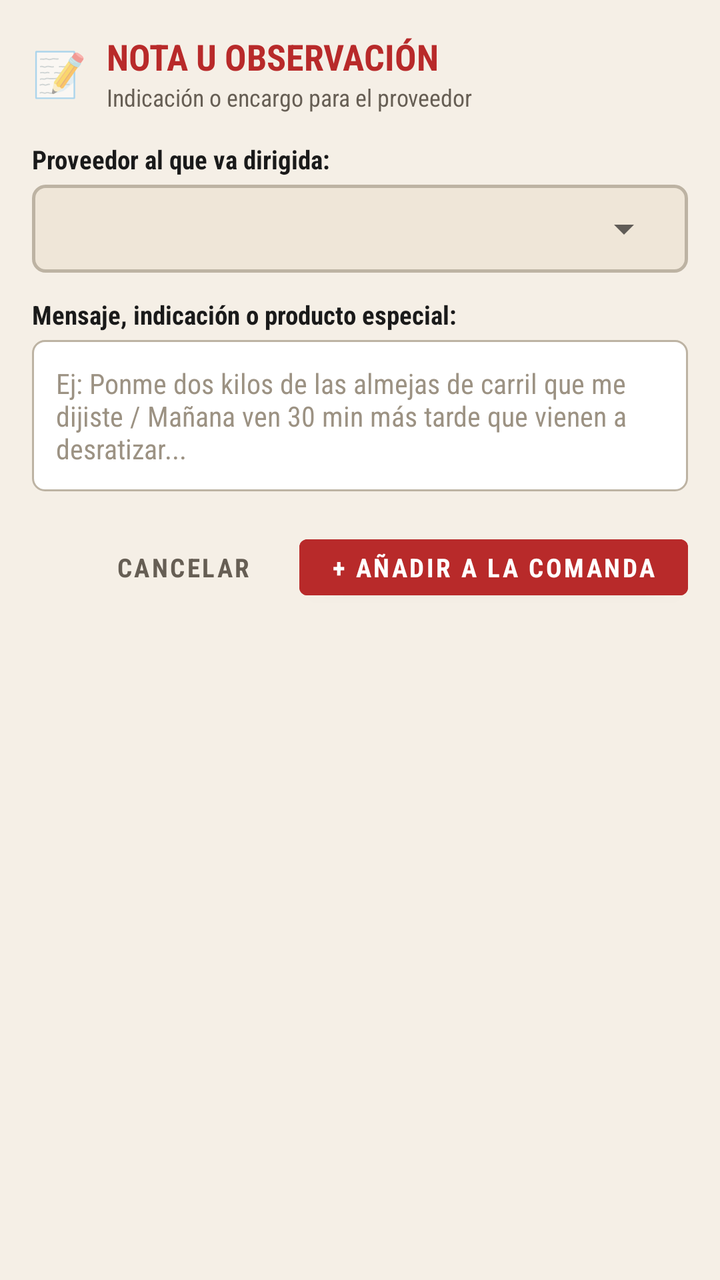
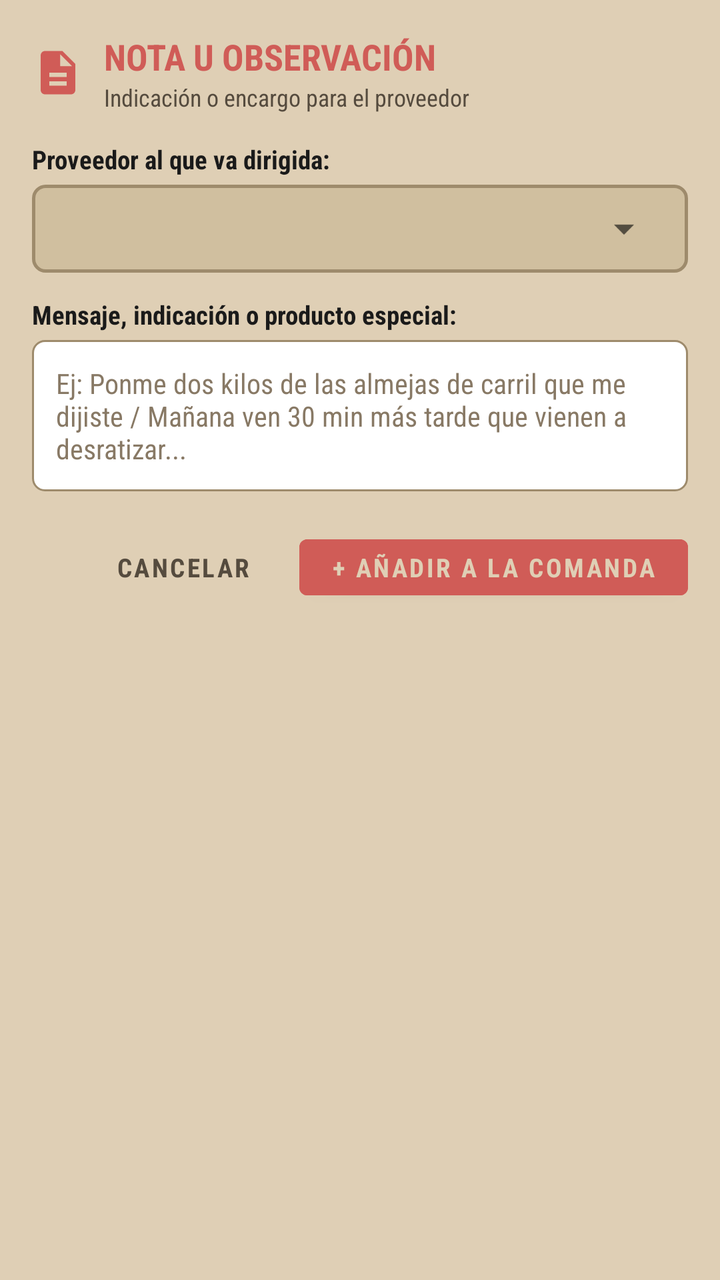

Before-and-after screenshots of an Android layout around one commit, followed by the original layout XML and the change that was made.
<!-- AndroidManifest.xml: application theme Theme.FBSmartOrder -->
<!-- res/layout/dialog_add_off_catalog.xml -->
<?xml version="1.0" encoding="utf-8"?>
<LinearLayout xmlns:android="http://schemas.android.com/apk/res/android"
    android:layout_width="match_parent"
    android:layout_height="wrap_content"
    android:background="@color/bg_paper"
    android:orientation="vertical"
    android:padding="16dp">

    
    <LinearLayout
        android:layout_width="match_parent"
        android:layout_height="wrap_content"
        android:gravity="center_vertical"
        android:orientation="horizontal">

        <TextView
            android:layout_width="wrap_content"
            android:layout_height="wrap_content"
            android:text="📝"
            android:textSize="22sp" />

        <LinearLayout
            android:layout_width="0dp"
            android:layout_height="wrap_content"
            android:layout_marginStart="10dp"
            android:layout_weight="1"
            android:orientation="vertical">

            <TextView
                android:layout_width="wrap_content"
                android:layout_height="wrap_content"
                android:fontFamily="sans-serif-condensed"
                android:text="NOTA U OBSERVACIÓN"
                android:textColor="@color/stamp_red"
                android:textSize="18sp"
                android:textStyle="bold" />

            <TextView
                android:layout_width="wrap_content"
                android:layout_height="wrap_content"
                android:fontFamily="sans-serif-condensed"
                android:text="Indicación o encargo para el proveedor"
                android:textColor="@color/text_secondary"
                android:textSize="12sp" />
        </LinearLayout>
    </LinearLayout>

    
    <TextView
        android:layout_width="wrap_content"
        android:layout_height="wrap_content"
        android:layout_marginTop="14dp"
        android:fontFamily="sans-serif-condensed"
        android:text="Proveedor al que va dirigida:"
        android:textColor="@color/text_primary"
        android:textSize="13sp"
        android:textStyle="bold" />

    <LinearLayout
        android:layout_width="match_parent"
        android:layout_height="44dp"
        android:layout_marginTop="4dp"
        android:background="@drawable/bg_btn_secondary_retro"
        android:gravity="center_vertical"
        android:paddingStart="8dp"
        android:paddingEnd="8dp">

        <Spinner
            android:id="@+id/spinnerOffCatalogSupplier"
            android:layout_width="match_parent"
            android:layout_height="match_parent" />
    </LinearLayout>

    
    <TextView
        android:layout_width="wrap_content"
        android:layout_height="wrap_content"
        android:layout_marginTop="12dp"
        android:fontFamily="sans-serif-condensed"
        android:text="Mensaje, indicación o producto especial:"
        android:textColor="@color/text_primary"
        android:textSize="13sp"
        android:textStyle="bold" />

    <EditText
        android:id="@+id/etOffCatalogDesc"
        android:layout_width="match_parent"
        android:layout_height="wrap_content"
        android:layout_marginTop="4dp"
        android:background="@drawable/bg_search_input"
        android:fontFamily="sans-serif-condensed"
        android:gravity="top|start"
        android:hint="Ej: Ponme dos kilos de las almejas de carril que me dijiste / Mañana ven 30 min más tarde que vienen a desratizar..."
        android:inputType="textMultiLine|textCapSentences"
        android:minLines="3"
        android:padding="12dp"
        android:textColor="@color/text_primary"
        android:textColorHint="@color/text_muted"
        android:textSize="14sp" />

    
    <LinearLayout
        android:layout_width="match_parent"
        android:layout_height="wrap_content"
        android:layout_marginTop="18dp"
        android:gravity="end"
        android:orientation="horizontal">

        <Button
            android:id="@+id/btnOffCatalogCancel"
            android:layout_width="wrap_content"
            android:layout_height="40dp"
            android:background="?attr/selectableItemBackground"
            android:fontFamily="sans-serif-condensed"
            android:text="CANCELAR"
            android:textColor="@color/text_secondary"
            android:textSize="13sp"
            android:textStyle="bold" />

        <Button
            android:id="@+id/btnOffCatalogAdd"
            android:layout_width="wrap_content"
            android:layout_height="40dp"
            android:layout_marginStart="8dp"
            android:backgroundTint="@color/stamp_red"
            android:fontFamily="sans-serif-condensed"
            android:text="+ AÑADIR A LA COMANDA"
            android:textColor="@color/white"
            android:textSize="13sp"
            android:textStyle="bold" />
    </LinearLayout>

</LinearLayout>
<!-- resources referenced by this layout -->
<resources>
  <color name="bg_paper">#F5EFE6</color>
  <color name="stamp_red">#B82A2A</color>
  <color name="text_muted">#9C9283</color>
  <color name="text_primary">#1A1A1A</color>
  <color name="text_secondary">#665E54</color>
  <color name="white">#FFFFFFFF</color>
  <!-- drawable bg_btn_secondary_retro (drawable) -->
  <?xml version="1.0" encoding="utf-8"?>
  <shape xmlns:android="http://schemas.android.com/apk/res/android"
      android:shape="rectangle">
      <solid android:color="#EFE6D8" />
      <stroke
          android:width="1.5dp"
          android:color="@color/border_dashed" />
      <corners android:radius="6dp" />
      <padding
          android:left="10dp"
          android:top="6dp"
          android:right="10dp"
          android:bottom="6dp" />
  </shape>
  <!-- drawable bg_search_input (drawable) -->
  <?xml version="1.0" encoding="utf-8"?>
  <shape xmlns:android="http://schemas.android.com/apk/res/android"
      android:shape="rectangle">
      <solid android:color="#FFFFFF" />
      <stroke
          android:width="1dp"
          android:color="@color/border_dashed" />
      <corners android:radius="6dp" />
  </shape>
  <style name="Theme.FBSmartOrder" parent="Theme.MaterialComponents.DayNight.NoActionBar">
          <item name="colorPrimary">@color/stamp_red</item>
          <item name="colorPrimaryVariant">@color/stamp_red_dark</item>
          <item name="colorOnPrimary">@color/white</item>
          <item name="android:windowBackground">@color/bg_paper</item>
          <item name="android:statusBarColor">@color/bg_paper</item>
          <item name="android:windowLightStatusBar" tools:targetApi="m">true</item>
      </style>
  <color name="border_dashed">#BDB3A3</color>
  <color name="stamp_red_dark">#962121</color>
</resources>

<!-- the commit's change to res/layout/dialog_add_off_catalog.xml (unified diff, before → after) -->
@@ -1,5 +1,6 @@
 <?xml version="1.0" encoding="utf-8"?>
 <LinearLayout xmlns:android="http://schemas.android.com/apk/res/android"
+    xmlns:app="http://schemas.android.com/apk/res-auto"
     android:layout_width="match_parent"
     android:layout_height="wrap_content"
     android:background="@color/bg_paper"
@@ -13,11 +14,11 @@
         android:gravity="center_vertical"
         android:orientation="horizontal">
 
-        <TextView
-            android:layout_width="wrap_content"
-            android:layout_height="wrap_content"
-            android:text="📝"
-            android:textSize="22sp" />
+        <ImageView
+            android:layout_width="26dp"
+            android:layout_height="26dp"
+            android:src="@drawable/ic_note"
+            app:tint="@color/stamp_red" />
 
         <LinearLayout
             android:layout_width="0dp"
@@ -125,7 +126,7 @@
             android:backgroundTint="@color/stamp_red"
             android:fontFamily="sans-serif-condensed"
             android:text="+ AÑADIR A LA COMANDA"
-            android:textColor="@color/white"
+            android:textColor="@color/bg_paper"
             android:textSize="13sp"
             android:textStyle="bold" />
     </LinearLayout>
<!-- resource entries referenced after the edit -->
@@ -1,16 +1,15 @@
 <!-- resources referenced by this layout -->
 <resources>
-  <color name="bg_paper">#F5EFE6</color>
-  <color name="stamp_red">#B82A2A</color>
-  <color name="text_muted">#9C9283</color>
+  <color name="bg_paper">#DFCFB5</color>
+  <color name="stamp_red">#D05C57</color>
+  <color name="text_muted">#887965</color>
   <color name="text_primary">#1A1A1A</color>
-  <color name="text_secondary">#665E54</color>
-  <color name="white">#FFFFFFFF</color>
+  <color name="text_secondary">#554B3E</color>
   <!-- drawable bg_btn_secondary_retro (drawable) -->
   <?xml version="1.0" encoding="utf-8"?>
   <shape xmlns:android="http://schemas.android.com/apk/res/android"
       android:shape="rectangle">
-      <solid android:color="#EFE6D8" />
+      <solid android:color="@color/stepper_bg" />
       <stroke
           android:width="1.5dp"
           android:color="@color/border_dashed" />
@@ -31,15 +30,26 @@
           android:color="@color/border_dashed" />
       <corners android:radius="6dp" />
   </shape>
+  <!-- drawable ic_note (drawable) -->
+  <vector xmlns:android="http://schemas.android.com/apk/res/android"
+      android:width="20dp"
+      android:height="20dp"
+      android:viewportWidth="24"
+      android:viewportHeight="24">
+      <path
+          android:fillColor="@color/text_primary"
+          android:pathData="M14,2H6c-1.1,0 -1.99,0.9 -1.99,2L4,20c0,1.1 0.89,2 1.99,2H18c1.1,0 2,-0.9 2,-2V8l-6,-6zm2,16H8v-2h8v2zm0,-4H8v-2h8v2zm-3,-5V3.5L18.5,9H13z" />
+  </vector>
   <style name="Theme.FBSmartOrder" parent="Theme.MaterialComponents.DayNight.NoActionBar">
           <item name="colorPrimary">@color/stamp_red</item>
           <item name="colorPrimaryVariant">@color/stamp_red_dark</item>
-          <item name="colorOnPrimary">@color/white</item>
+          <item name="colorOnPrimary">@color/bg_paper</item>
           <item name="android:windowBackground">@color/bg_paper</item>
           <item name="android:statusBarColor">@color/bg_paper</item>
           <item name="android:windowLightStatusBar" tools:targetApi="m">true</item>
       </style>
-  <color name="border_dashed">#BDB3A3</color>
-  <color name="stamp_red_dark">#962121</color>
+  <color name="stepper_bg">#D0BF9F</color>
+  <color name="border_dashed">#9E8B6C</color>
+  <color name="stamp_red_dark">#A8413C</color>
 </resources>
 
